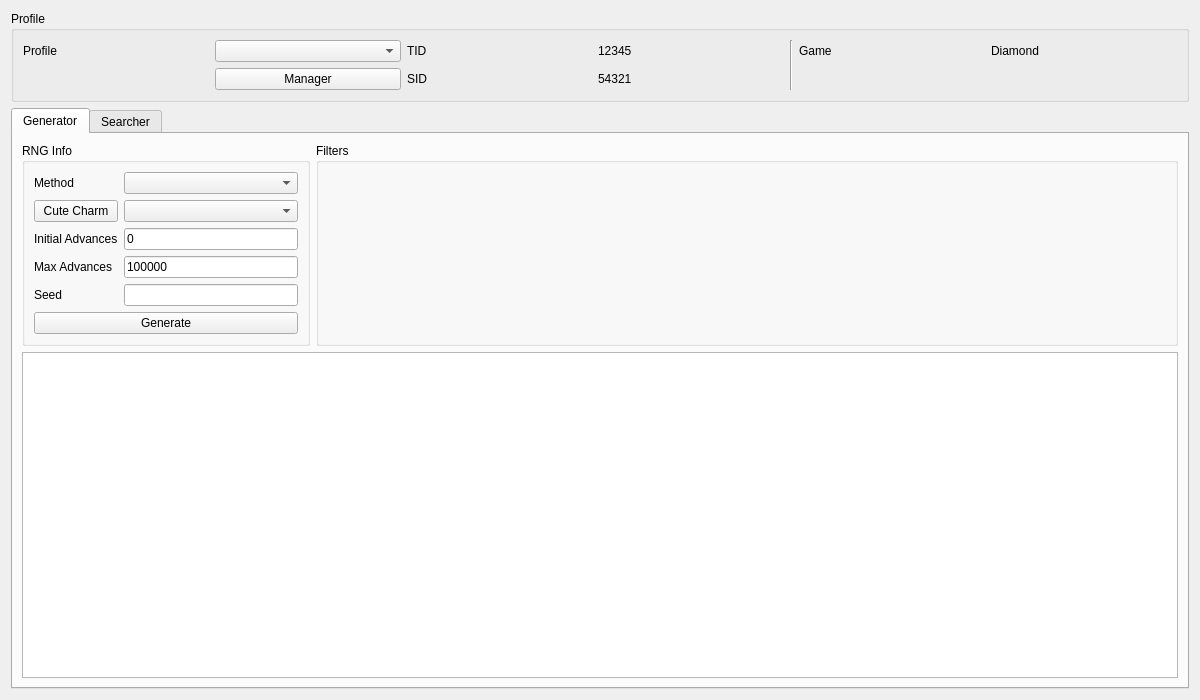
Above: Source/Forms/Gen4/Stationary4.ui from Admiral-Fish/PokeFinder before the change. Below: the same form after it.
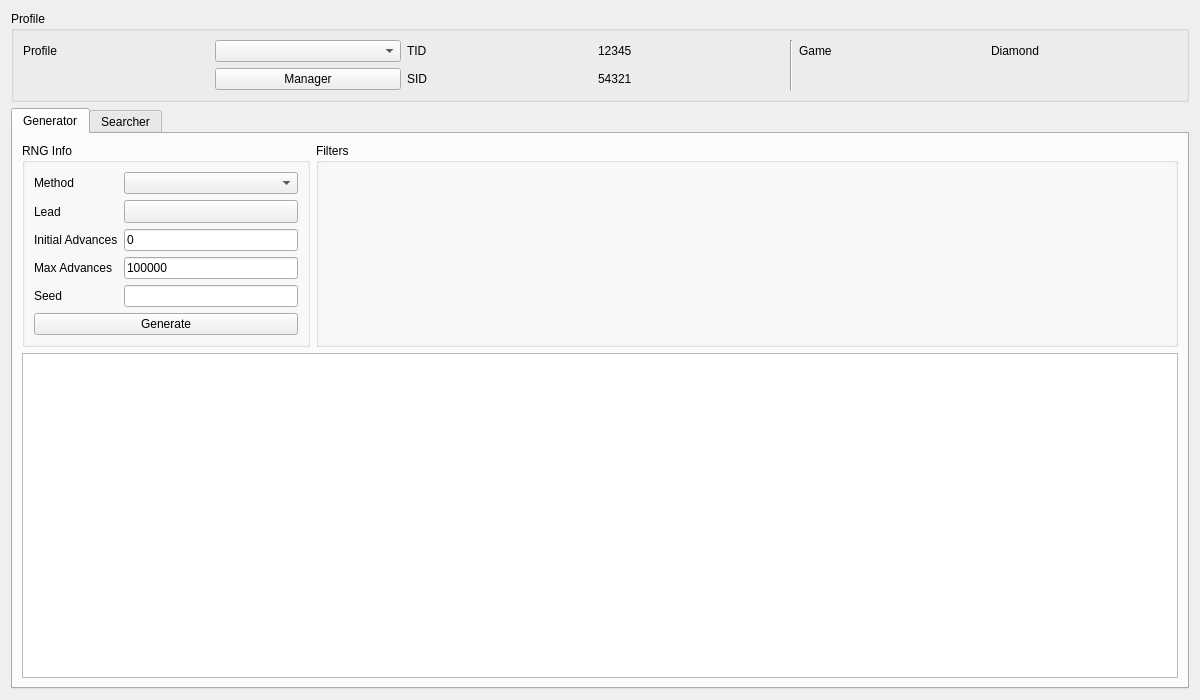
That is the form after the change. Custom widgets are drawn as their Qt base class.

Commit message: Change how generator leads are shown

What changed in the file:
```diff
--- a/Source/Forms/Gen4/Stationary4.ui
+++ b/Source/Forms/Gen4/Stationary4.ui
@@ -148,13 +148,6 @@
             </property>
            </widget>
           </item>
-          <item row="1" column="0">
-           <widget class="QPushButton" name="pushButtonGeneratorLead">
-            <property name="text">
-             <string>Cute Charm</string>
-            </property>
-           </widget>
-          </item>
           <item row="4" column="1">
            <widget class="TextBox" name="textBoxGeneratorSeed">
             <property name="inputMask">
@@ -216,8 +209,31 @@
             </property>
            </widget>
           </item>
+          <item row="1" column="0">
+           <widget class="QLabel" name="labelGeneratorLead">
+            <property name="sizePolicy">
+             <sizepolicy hsizetype="Fixed" vsizetype="Preferred">
+              <horstretch>0</horstretch>
+              <verstretch>0</verstretch>
+             </sizepolicy>
+            </property>
+            <property name="text">
+             <string>Lead</string>
+            </property>
+           </widget>
+          </item>
           <item row="1" column="1">
-           <widget class="QComboBox" name="comboBoxGeneratorLead"/>
+           <widget class="ComboMenu" name="toolButtonGeneratorLead">
+            <property name="sizePolicy">
+             <sizepolicy hsizetype="Preferred" vsizetype="Fixed">
+              <horstretch>0</horstretch>
+              <verstretch>0</verstretch>
+             </sizepolicy>
+            </property>
+            <property name="popupMode">
+             <enum>QToolButton::InstantPopup</enum>
+            </property>
+           </widget>
           </item>
          </layout>
         </widget>
@@ -520,6 +536,11 @@
    <header>Forms/Controls/Filter.hpp</header>
    <container>1</container>
   </customwidget>
+  <customwidget>
+   <class>ComboMenu</class>
+   <extends>QToolButton</extends>
+   <header>Forms/Controls/ComboMenu.hpp</header>
+  </customwidget>
  </customwidgets>
  <tabstops>
   <tabstop>comboBoxProfiles</tabstop>
```
Left out of the diff: 3 changed lines with no effect on the pictures. The commit also changes 21 other files.
